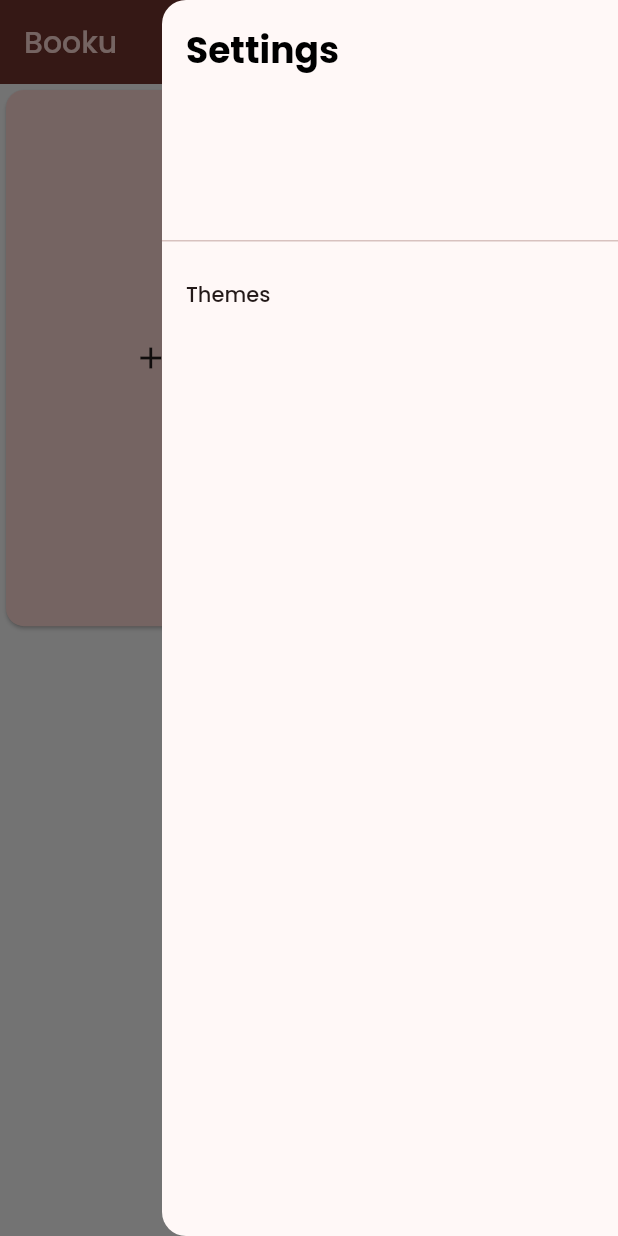
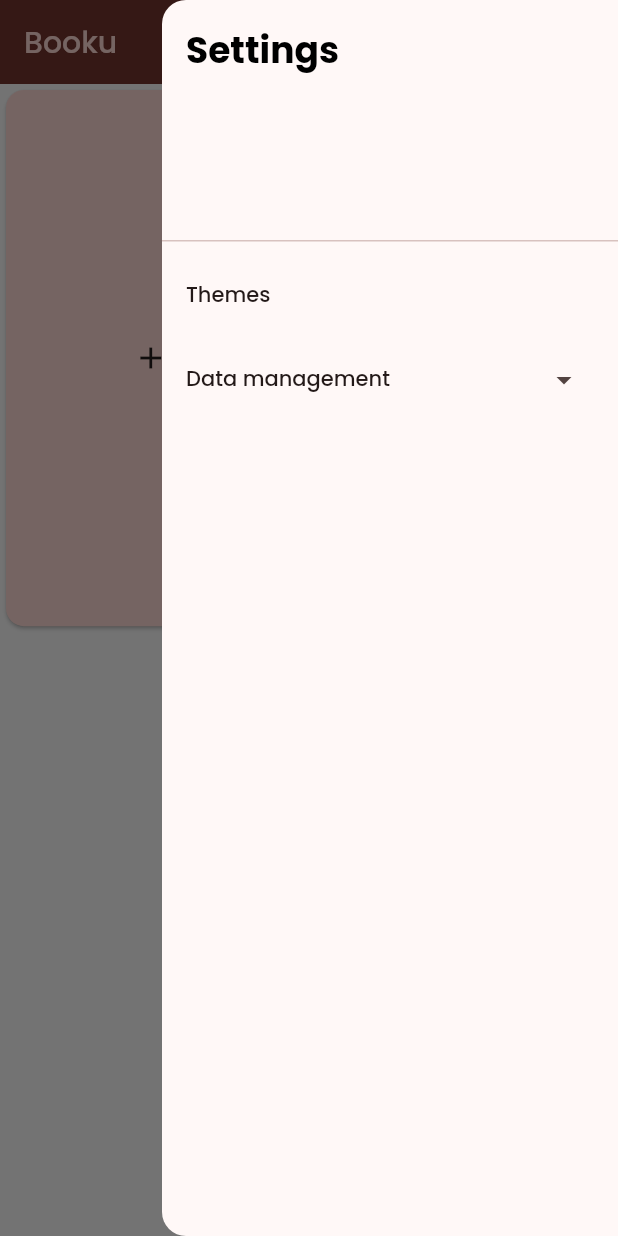
Before and after one commit to ilhanaquib/booku, a Flutter app: the screen it shows after launch, after a tap on the "menu" icon, on a phone screen of 412 x 824 dp. Run offline on Flutter 3.47's test engine with Material 2 defaults, Android fonts, the light colour scheme and no system bars; our stand-ins replace google_fonts, image_picker, permission_handler, sqflite; missing offline and left inert: purchases_flutter; accounts and stored records are empty.

Commit message:
Fixed bug where user has to repurchase products after restarting app

```diff
--- a/lib/database_helper.dart
+++ b/lib/databases/database_helper.dart
@@ -1,9 +1,46 @@
 import 'dart:async';
+import 'package:flutter/material.dart';
 import 'package:path/path.dart';
 import 'package:sqflite/sqflite.dart';
 import 'package:booku/models/books_model.dart';
+import 'package:booku/themes/themes.dart';
 
 class DatabaseHelper {
+  static const tablePurchasedThemes = 'purchased_themes';
+  static const colThemeId = 'theme_id';
+
+  //-------------------themes only---------------------
+  Future<List<ThemeData>> getPurchasedThemes() async {
+    final db = await instance.database;
+
+    final results = await db.query(tablePurchasedThemes);
+    return results.map((row) => _themeFromRow(row)).toList();
+  }
+
+  Future<void> savePurchasedThemes(List<ThemeData> themes) async {
+    final db = await instance.database;
+
+    // Delete existing purchased themes
+    await db.delete(tablePurchasedThemes);
+
+    // Insert new purchased themes
+    for (var theme in themes) {
+      final themeMap = _themeToRow(theme);
+      await db.insert(tablePurchasedThemes, themeMap);
+    }
+  }
+
+  ThemeData _themeFromRow(Map<String, dynamic> row) {
+    final themeId = row[colThemeId] as int;
+    return allThemes[themeId];
+  }
+
+  Map<String, dynamic> _themeToRow(ThemeData theme) {
+    final themeId = allThemes.indexOf(theme);
+    return {colThemeId: themeId};
+  }
+  //---------------------------------------------------
+
   static final DatabaseHelper instance = DatabaseHelper._init();
 
   //this is variable to store database
@@ -38,6 +75,12 @@ class DatabaseHelper {
       ${BookFields.image} $textType,
       ${BookFields.date} $textType,
       ${BookFields.category} $textType
+    )
+  ''');
+
+    await db.execute('''
+    CREATE TABLE $tablePurchasedThemes (
+      $colThemeId INTEGER PRIMARY KEY
     )
   ''');
   }
--- a/lib/main.dart
+++ b/lib/main.dart
@@ -5,12 +5,15 @@ import 'package:permission_handler/permission_handler.dart';
 import 'package:provider/provider.dart';
 import 'package:booku/themes/theme_provider.dart';
 
-void main() async{
+void main() async {
   WidgetsFlutterBinding.ensureInitialized();
   await PurchaseApi.init();
-  runApp(ChangeNotifierProvider(
-    create:(_) => ThemeProvider(),
-    child: const MyApp()));
+
+  final themeProvider = ThemeProvider();
+  await themeProvider.loadPurchasedThemes();
+
+  runApp(ChangeNotifierProvider.value(
+      value: themeProvider, child: const MyApp()));
 }
 
 class MyApp extends StatefulWidget {
--- a/lib/pages/add_book.dart
+++ b/lib/pages/add_book.dart
@@ -4,7 +4,7 @@ import 'package:booku/models/books_model.dart';
 import 'package:intl/intl.dart';
 import 'package:path_provider/path_provider.dart';
 import 'package:uuid/uuid.dart';
-import 'package:booku/database_helper.dart';
+import 'package:booku/databases/database_helper.dart';
 import 'package:sqflite/sqflite.dart';
 import 'dart:io';
 
--- a/lib/pages/books_page.dart
+++ b/lib/pages/books_page.dart
@@ -1,9 +1,8 @@
-// this page is to list/show all the books user added to the app
-
+import 'package:booku/data_selection.dart';
 import 'package:booku/pages/books_list.dart';
 import 'package:flutter/material.dart';
 import 'package:booku/models/books_model.dart';
-import 'package:booku/database_helper.dart';
+import 'package:booku/databases/database_helper.dart';
 import 'edit_book.dart';
 import 'package:booku/themes/theme_selection.dart';
 
@@ -18,6 +17,7 @@ class Books extends StatefulWidget {
 
 class _BooksState extends State<Books> {
   final GlobalKey<ScaffoldState> _scaffoldKey = GlobalKey<ScaffoldState>();
+  bool _dataManagementDropdownOpen = false;
   @override
   void initState() {
     super.initState();
@@ -73,12 +73,19 @@ class _BooksState extends State<Books> {
     Navigator.push(
       context,
       MaterialPageRoute(
-        builder: (context) => ThemeSelectionScreen(),
+        builder: (context) => const ThemeSelectionScreen(),
       ),
     );
   }
 
-
+  void _openDataSelect() {
+    Navigator.push(
+      context,
+      MaterialPageRoute(
+        builder: (context) => const DataSelection(),
+      ),
+    );
+  }
 
   @override
   Widget build(BuildContext context) {
@@ -116,12 +123,44 @@ class _BooksState extends State<Books> {
               child: Text(
                 'Settings',
                 style: TextStyle(
-                    color: Colors.black,
-                    fontSize: 24,
-                    fontWeight: FontWeight.bold),
+                  color: Colors.black,
+                  fontSize: 24,
+                  fontWeight: FontWeight.bold,
+                ),
               ),
             ),
-            ListTile(title: const Text('Themes'), onTap: _openThemesSelect),
+            ListTile(
+              title: const Text('Themes'),
+              onTap: _openThemesSelect,
+            ),
+            ListTile(
+              title: const Text('Data management'),
+              trailing: Icon(Icons.arrow_drop_down),
+              onTap: () {
+                // Handle the tap to open/close the dropdown
+                setState(() {
+                  // Toggle the dropdown state
+                  _dataManagementDropdownOpen = !_dataManagementDropdownOpen;
+                });
+              },
+            ),
+            if (_dataManagementDropdownOpen) // Show the dropdown if it's open
+              Column(
+                children: [
+                  ListTile(
+                    title: const Text('Upload'),
+                    onTap: () {
+                      // Handle button 1 tap
+                    },
+                  ),
+                  ListTile(
+                    title: const Text('Download'),
+                    onTap: () {
+                      // Handle button 2 tap
+                    },
+                  ),
+                ],
+              ),
           ],
         ),
       ),
--- a/lib/pages/edit_book.dart
+++ b/lib/pages/edit_book.dart
@@ -3,7 +3,7 @@ import 'package:image_picker/image_picker.dart';
 import 'package:booku/models/books_model.dart';
 import 'package:intl/intl.dart';
 import 'package:path_provider/path_provider.dart';
-import 'package:booku/database_helper.dart';
+import 'package:booku/databases/database_helper.dart';
 import 'package:sqflite/sqflite.dart';
 import 'dart:io';
 
--- a/lib/payment/purchases.dart
+++ b/lib/payment/purchases.dart
@@ -1,5 +1,6 @@
 import 'package:flutter/services.dart';
 import 'package:purchases_flutter/purchases_flutter.dart';
+import 'package:flutter/foundation.dart';
 
 class PurchaseApi {
   static const _apiKey = 'goog_YnBHrKHEtGrJvUzPFqxKMyoIPmd';
@@ -16,6 +17,9 @@ class PurchaseApi {
 
       return current == null ? [] : [current];
     } on PlatformException catch (e) {
+      if (kDebugMode) {
+        print(e);
+      }
       return [];
     }
   }
--- a/lib/themes/theme_provider.dart
+++ b/lib/themes/theme_provider.dart
@@ -1,11 +1,10 @@
+import 'package:booku/databases/database_helper.dart';
 import 'package:flutter/material.dart';
 import 'themes.dart';
 
 class ThemeProvider extends ChangeNotifier {
   ThemeData _selectedTheme = redTheme;
-  List<ThemeData> _purchasedThemes = [
-    redTheme
-  ]; // Start with red theme as default
+  List<ThemeData> _purchasedThemes = [redTheme]; // Start with red theme as default
 
   ThemeData get selectedTheme => _selectedTheme;
   List<ThemeData> get purchasedThemes => _purchasedThemes;
@@ -22,7 +21,19 @@ class ThemeProvider extends ChangeNotifier {
   void addPurchasedTheme(ThemeData theme) {
     if (!isThemePurchased(theme)) {
       _purchasedThemes.add(theme);
+      _savePurchasedThemes(); // Save purchased themes to the database
       notifyListeners();
     }
   }
+
+  Future<void> loadPurchasedThemes() async {
+    _purchasedThemes = await DatabaseHelper.instance.getPurchasedThemes();
+    if (_purchasedThemes.isEmpty) {
+      _purchasedThemes = [redTheme]; // Start with red theme if no purchased themes found
+    }
+  }
+
+  Future<void> _savePurchasedThemes() async {
+    await DatabaseHelper.instance.savePurchasedThemes(_purchasedThemes);
+  }
 }
--- a/lib/themes/theme_selection.dart
+++ b/lib/themes/theme_selection.dart
@@ -6,11 +6,14 @@ import 'package:booku/payment/paywall.dart';
 import 'package:booku/payment/purchases.dart';
 
 class ThemeSelectionScreen extends StatefulWidget {
+  const ThemeSelectionScreen({super.key});
+
   @override
   _ThemeSelectionScreenState createState() => _ThemeSelectionScreenState();
 }
 
 class _ThemeSelectionScreenState extends State<ThemeSelectionScreen> {
+  // this fucntion fetch all the offers from revenueCat
   Future fetchOffers(BuildContext context) async {
     final offerings = await PurchaseApi.fetchOffers();
     if (offerings.isNotEmpty) {
@@ -31,6 +34,7 @@ class _ThemeSelectionScreenState extends State<ThemeSelectionScreen> {
     }
   }
 
+  // this list stores all the themes
   final List<ThemeData> themes = [
     redTheme,
     purpleTheme,
@@ -41,6 +45,7 @@ class _ThemeSelectionScreenState extends State<ThemeSelectionScreen> {
 
   int selectedIndex = 0;
 
+  // this maps the themes to a name
   final Map<ThemeData, String> themeNames = {
     redTheme: 'Red Theme',
     purpleTheme: 'Purple Theme',
--- a/pubspec.yaml
+++ b/pubspec.yaml
@@ -16,7 +16,7 @@ publish_to: 'none' # Remove this line if you wish to publish to pub.dev
 # https://developer.apple.com/library/archive/documentation/General/Reference/InfoPlistKeyReference/Articles/CoreFoundationKeys.html
 # In Windows, build-name is used as the major, minor, and patch parts
 # of the product and file versions while build-number is used as the build suffix.
-version: 1.6.0+7
+version: 1.7.0+8
 
 environment:
   sdk: '>=3.0.5 <4.0.0'
@@ -46,6 +46,7 @@ dependencies:
   provider: ^6.0.5
   purchases_flutter: ^5.2.3
   url_launcher: ^6.1.12
+  shared_preferences: ^2.2.0
 
 dev_dependencies:
   flutter_test:
```
Also changed, not shown: lib/data_selection.dart (added, +15 -0 lines), lib/payment/paywall.dart (+19 -0 lines), pubspec.lock, 4 other files.
